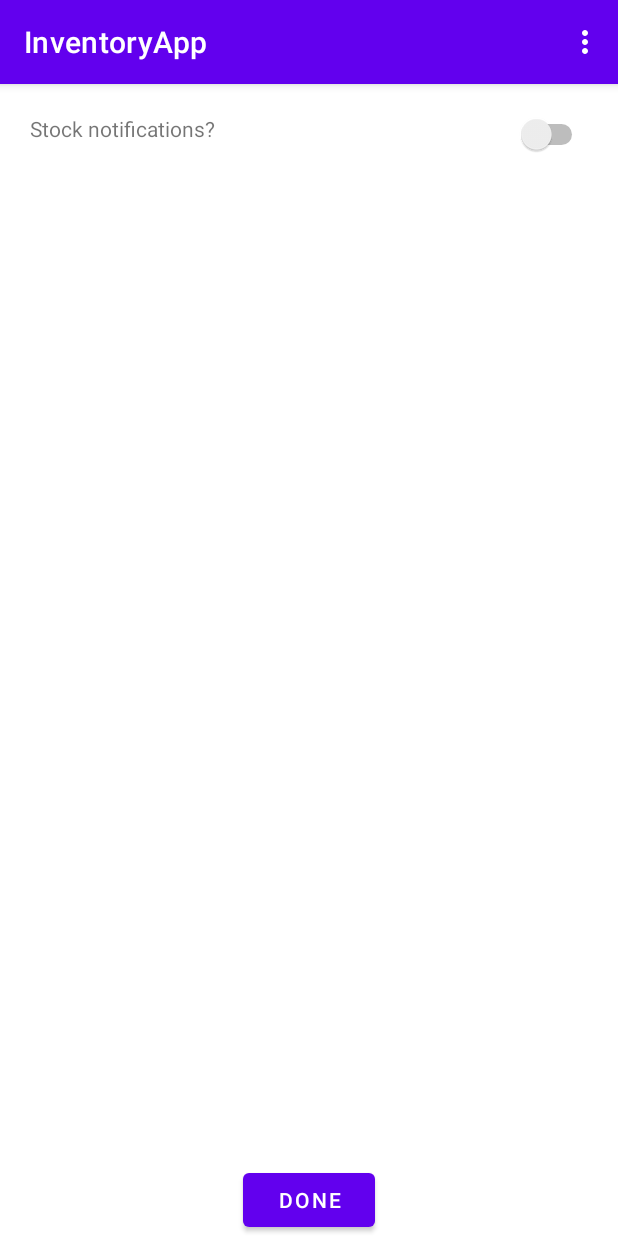
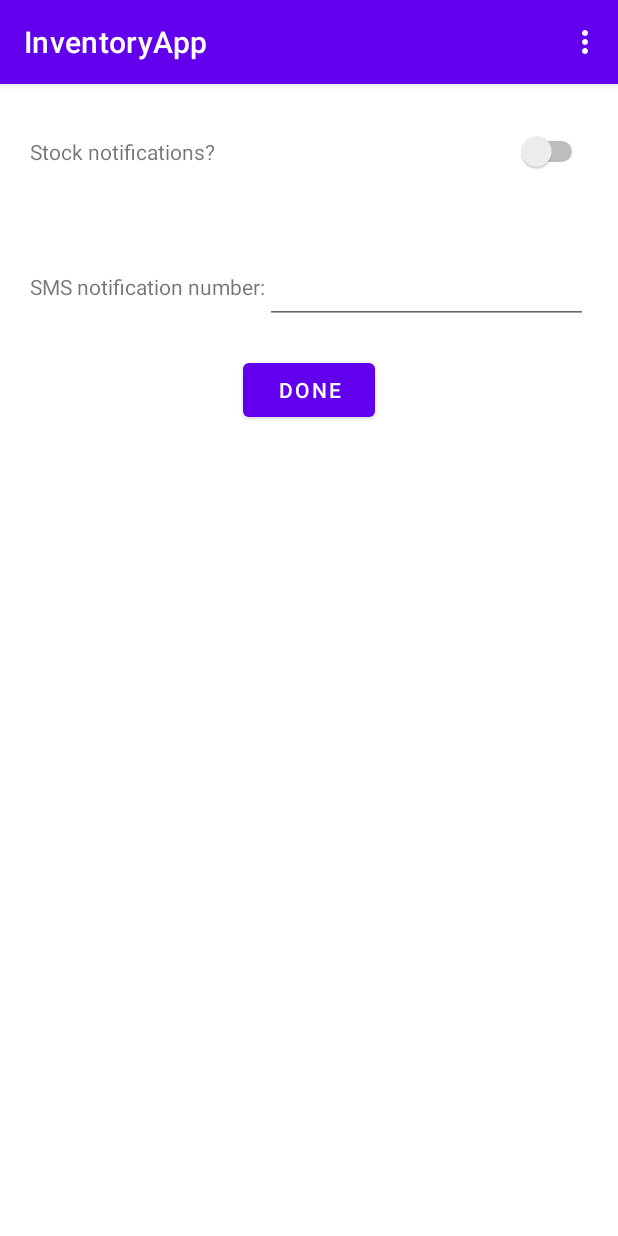
Before and after one commit to wbrandow/InventoryApp_AndroidStudio, an Android app: the NotificationDialogFragment screen opened through its navigation route, on a phone screen of 412 x 824 dp. Run offline under Robolectric (Android 15) with nearby library versions, the phone set to English and light mode, and no system bars.

Commit message:
Request image access permission. Add Logout feature. Allow user to enter phone number for notifications.

```diff
--- a/InventoryApp/app/src/main/AndroidManifest.xml
+++ b/InventoryApp/app/src/main/AndroidManifest.xml
@@ -5,6 +5,7 @@
     <uses-feature android:name="android.hardware.camera" android:required="false" />
     <uses-permission android:name="android.permission.SEND_SMS" />
     <uses-permission android:name="android.permission.READ_MEDIA_IMAGES" />
+    <uses-permission android:name="android.permission.READ_EXTERNAL_STORAGE" />
 
 
     <application
@@ -15,7 +16,7 @@
         android:label="@string/app_name"
         android:supportsRtl="true"
         android:theme="@style/Theme.InventoryApp"
-        tools:targetApi="31">
+        tools:targetApi="33">
         <activity
             android:name=".MainActivity"
             android:exported="true">
--- a/InventoryApp/app/src/main/java/com/cs360/inventoryapp/ListFragment.java
+++ b/InventoryApp/app/src/main/java/com/cs360/inventoryapp/ListFragment.java
@@ -62,7 +62,7 @@ public class ListFragment extends Fragment {
         mFab = rootView.findViewById(R.id.fab);
         mFab.setOnClickListener(v -> Navigation.findNavController(v).navigate(R.id.detail_fragment));
 
-        SharedPreferences sharedPreferences = getActivity().getPreferences(Context.MODE_PRIVATE);
+        SharedPreferences sharedPreferences = requireActivity().getPreferences(Context.MODE_PRIVATE);
         final String user = sharedPreferences.getString("username", "");
 
         if (!user.isEmpty()) {
@@ -76,7 +76,7 @@ public class ListFragment extends Fragment {
             Toast toast = Toast.makeText(getContext(), toastMessage, duration);
             toast.show();
 
-            Navigation.findNavController(rootView).navigate(R.id.login_fragment);
+            Navigation.findNavController(getActivity(), R.id.nav_host_fragment).navigate(R.id.login_fragment);
         }
 
 
@@ -119,7 +119,7 @@ public class ListFragment extends Fragment {
     private ActivityResultLauncher<String> requestPermissionLauncher =
             registerForActivityResult(new ActivityResultContracts.RequestPermission(), isGranted -> {
 
-                SharedPreferences sharedPreferences = getActivity().getPreferences(Context.MODE_PRIVATE);
+                SharedPreferences sharedPreferences = requireActivity().getPreferences(Context.MODE_PRIVATE);
                 String username = sharedPreferences.getString("username", "");
 
                 if (isGranted) {
--- a/InventoryApp/app/src/main/java/com/cs360/inventoryapp/LoginFragment.java
+++ b/InventoryApp/app/src/main/java/com/cs360/inventoryapp/LoginFragment.java
@@ -22,7 +22,7 @@ public class LoginFragment extends Fragment {
     public View onCreateView(LayoutInflater inflater, ViewGroup container,
                              Bundle savedInstanceState) {
 
-        SharedPreferences sharedPreferences = getActivity().getPreferences(Context.MODE_PRIVATE);
+        SharedPreferences sharedPreferences = requireActivity().getPreferences(Context.MODE_PRIVATE);
         SharedPreferences.Editor editor = sharedPreferences.edit();
         editor.putString("username", "");
         editor.apply();
@@ -40,8 +40,8 @@ public class LoginFragment extends Fragment {
             final String password = String.valueOf(mEditTextPassword.getText());
 
             ItemDatabase db = new ItemDatabase(getContext());
-
             User user = db.getUser(username);
+            db.close();
 
             if (user != null) {
                 String hashedPassword = user.getHashedPassword();
--- a/InventoryApp/app/src/main/java/com/cs360/inventoryapp/NotificationDialogFragment.java
+++ b/InventoryApp/app/src/main/java/com/cs360/inventoryapp/NotificationDialogFragment.java
@@ -11,11 +11,13 @@ import android.view.LayoutInflater;
 import android.view.View;
 import android.view.ViewGroup;
 import android.widget.Button;
+import android.widget.EditText;
 import android.widget.Switch;
 import android.widget.Toast;
 
 public class NotificationDialogFragment extends DialogFragment {
     private Switch mSwitchStockNotification;
+    private EditText mEditTextPhoneNumber;
     private Button mButtonDone;
 
     @Override
@@ -26,8 +28,9 @@ public class NotificationDialogFragment extends DialogFragment {
 
         mSwitchStockNotification = view.findViewById(R.id.switch_stock_notification);
         mButtonDone = view.findViewById(R.id.button_done);
+        mEditTextPhoneNumber = view.findViewById(R.id.edittext_notification_number);
 
-        SharedPreferences sharedPreferences = getActivity().getPreferences(Context.MODE_PRIVATE);
+        SharedPreferences sharedPreferences = requireActivity().getPreferences(Context.MODE_PRIVATE);
         final String username = sharedPreferences.getString("username", "");
 
         if (!username.isEmpty()) {
@@ -37,6 +40,9 @@ public class NotificationDialogFragment extends DialogFragment {
 
             int notify = user.getNotifications();
             mSwitchStockNotification.setChecked(notify == 1);
+
+            String phoneNumber = user.getPhoneNumber();
+            mEditTextPhoneNumber.setText(phoneNumber);
         }
         else {
             mSwitchStockNotification.setChecked(false);
@@ -63,6 +69,12 @@ public class NotificationDialogFragment extends DialogFragment {
         });
 
         mButtonDone.setOnClickListener(v -> {
+            ItemDatabase db = new ItemDatabase(getContext());
+            User user = db.getUser(username);
+            String phoneNumber = String.valueOf(mEditTextPhoneNumber.getText());
+            db.updatePhoneNumber(user, phoneNumber);
+            db.close();
+
             FragmentManager fragmentManager = requireActivity().getSupportFragmentManager();
             fragmentManager.popBackStack();
         });
--- a/InventoryApp/app/src/main/res/layout/fragment_login.xml
+++ b/InventoryApp/app/src/main/res/layout/fragment_login.xml
@@ -35,6 +35,8 @@
             android:inputType="text"
             android:minHeight="50dp"
             android:minWidth="200dp"
+            android:maxWidth="250dp"
+            android:maxLength="30"
             android:autofillHints="username"/>
 
         <TextView
@@ -52,6 +54,8 @@
             android:inputType="textPassword"
             android:minHeight="50dp"
             android:minWidth="200dp"
+            android:maxWidth="250dp"
+            android:maxLength="30"
             android:autofillHints="password"/>
 
         <LinearLayout
--- a/InventoryApp/app/src/main/res/layout/fragment_notification_dialog.xml
+++ b/InventoryApp/app/src/main/res/layout/fragment_notification_dialog.xml
@@ -1,5 +1,6 @@
 <?xml version="1.0" encoding="utf-8"?>
-<FrameLayout xmlns:android="http://schemas.android.com/apk/res/android"
+<androidx.constraintlayout.widget.ConstraintLayout xmlns:android="http://schemas.android.com/apk/res/android"
+    xmlns:app="http://schemas.android.com/apk/res-auto"
     xmlns:tools="http://schemas.android.com/tools"
     android:layout_width="match_parent"
     android:layout_height="match_parent"
@@ -7,28 +8,56 @@
 
     <LinearLayout
         android:layout_width="match_parent"
-        android:layout_height="match_parent"
+        android:layout_height="wrap_content"
+        app:layout_constraintTop_toTopOf="parent"
+        android:id="@+id/linearlayout_notification_switch"
         android:padding="20dp">
-    <TextView
-        android:layout_width="wrap_content"
-        android:layout_height="wrap_content"
-        android:text="@string/stock_notifications"/>
+        <TextView
+            android:layout_width="wrap_content"
+            android:layout_height="match_parent"
+            android:gravity="center_vertical"
+            android:text="@string/stock_notifications"/>
 
         <Switch
             android:id="@+id/switch_stock_notification"
             android:layout_width="match_parent"
             android:layout_height="wrap_content"
+            android:minHeight="50dp"
             android:layout_gravity="right" />
+    </LinearLayout>
+    <LinearLayout
+        android:id="@+id/linearlayout_notification_number"
+        android:layout_width="match_parent"
+        android:layout_height="wrap_content"
+        app:layout_constraintTop_toBottomOf="@id/linearlayout_notification_switch"
+        android:padding="20dp">
+
+        <TextView
+            android:id="@+id/textview_notification_number"
+            android:layout_width="wrap_content"
+            android:layout_height="match_parent"
+            android:gravity="center_vertical"
+            android:text="@string/sms_notification_number"
+            android:labelFor="@id/edittext_notification_number"/>
+
+        <EditText
+            android:id="@+id/edittext_notification_number"
+            android:layout_width="match_parent"
+            android:layout_height="wrap_content"
+            android:layout_gravity="right"
+            android:minHeight="50dp"
+            android:gravity="right"/>
     </LinearLayout>
     <LinearLayout
         android:layout_width="match_parent"
         android:layout_height="wrap_content"
         android:layout_gravity="bottom"
-        android:gravity="center_horizontal">
+        android:gravity="center_horizontal"
+        app:layout_constraintTop_toBottomOf="@id/linearlayout_notification_number">
         <Button
             android:id="@+id/button_done"
             android:layout_width="wrap_content"
             android:layout_height="wrap_content"
             android:text="@string/done"/>
     </LinearLayout>
-</FrameLayout>
+</androidx.constraintlayout.widget.ConstraintLayout>
--- a/InventoryApp/app/src/main/res/menu/appbar_menu.xml
+++ b/InventoryApp/app/src/main/res/menu/appbar_menu.xml
@@ -6,5 +6,8 @@
     <item android:id="@+id/notifications"
         android:title="Notifications"
         app:showAsAction="never"/>
+    <item android:id="@+id/logout"
+        android:title="Logout"
+        app:showAsAction="never"/>
 
 </menu>
--- a/InventoryApp/app/src/main/res/values/strings.xml
+++ b/InventoryApp/app/src/main/res/values/strings.xml
@@ -1,6 +1,5 @@
 <resources>
     <string name="app_name">InventoryApp</string>
-    <!-- TODO: Remove or change this placeholder text -->
     <string name="enter_name">Enter name:</string>
     <string name="description">Description:</string>
     <string name="uid">UID:</string>
@@ -14,8 +13,9 @@
     <string name="delete">Delete</string>
     <string name="save">Save</string>
     <string name="create_account">Create Account</string>
-    <!-- TODO: Remove or change this placeholder text -->
     <string name="hello_blank_fragment">Hello blank fragment</string>
     <string name="stock_notifications">Stock notifications?</string>
     <string name="done">Done</string>
+    <string name="create_user_title">Enter your account information</string>
+    <string name="sms_notification_number">SMS notification number:</string>
 </resources>
```
Also changed, not shown: InventoryApp/app/src/main/java/com/cs360/inventoryapp/DetailFragment.java (+48 -11 lines), InventoryApp/app/src/main/java/com/cs360/inventoryapp/ItemDatabase.java (+25 -2 lines), InventoryApp/app/src/main/java/com/cs360/inventoryapp/MainActivity.java (+21 -7 lines), InventoryApp/app/src/main/java/com/cs360/inventoryapp/User.java (+6 -1 lines).
